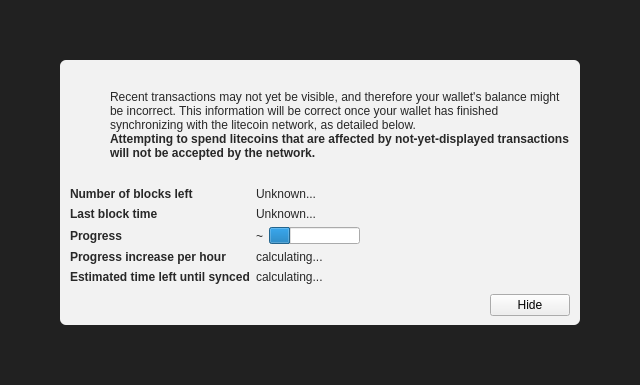
JoffreyB31/ApsioCoin, file src/qt/forms/modaloverlay.ui: the form before one commit.
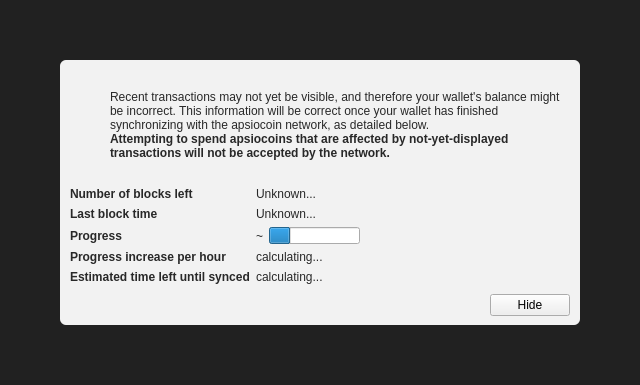
The form after the commit. Icons and pictures are not drawn. Custom widgets are drawn as their Qt base class.

Commit message: Renaming litecoin/ltc occurences to apsiocoin/apc

```diff
--- a/src/qt/forms/modaloverlay.ui
+++ b/src/qt/forms/modaloverlay.ui
@@ -130,7 +130,7 @@
              <item>
               <widget class="QLabel" name="infoText">
                <property name="text">
-                <string>Recent transactions may not yet be visible, and therefore your wallet's balance might be incorrect. This information will be correct once your wallet has finished synchronizing with the litecoin network, as detailed below.</string>
+                <string>Recent transactions may not yet be visible, and therefore your wallet's balance might be incorrect. This information will be correct once your wallet has finished synchronizing with the apsiocoin network, as detailed below.</string>
                </property>
                <property name="textFormat">
                 <enum>Qt::RichText</enum>
@@ -149,7 +149,7 @@
                 </font>
                </property>
                <property name="text">
-                <string>Attempting to spend litecoins that are affected by not-yet-displayed transactions will not be accepted by the network.</string>
+                <string>Attempting to spend apsiocoins that are affected by not-yet-displayed transactions will not be accepted by the network.</string>
                </property>
                <property name="textFormat">
                 <enum>Qt::RichText</enum>
```
The commit also changes 272 other files.
